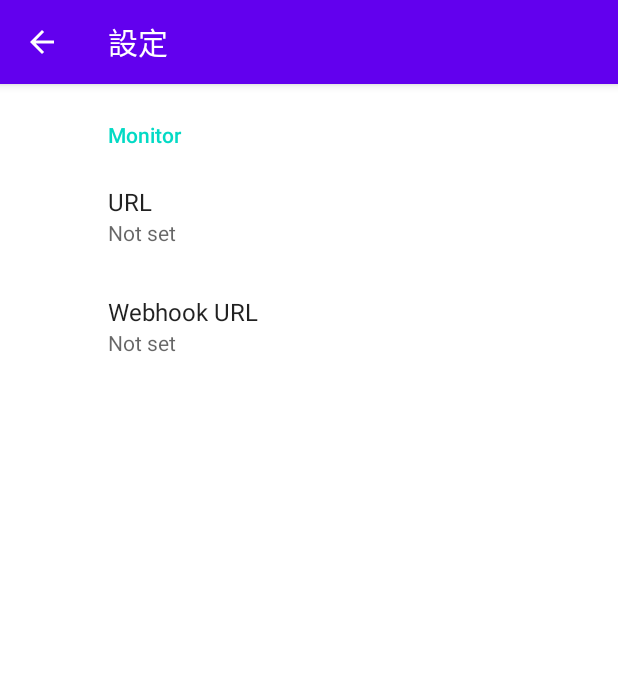
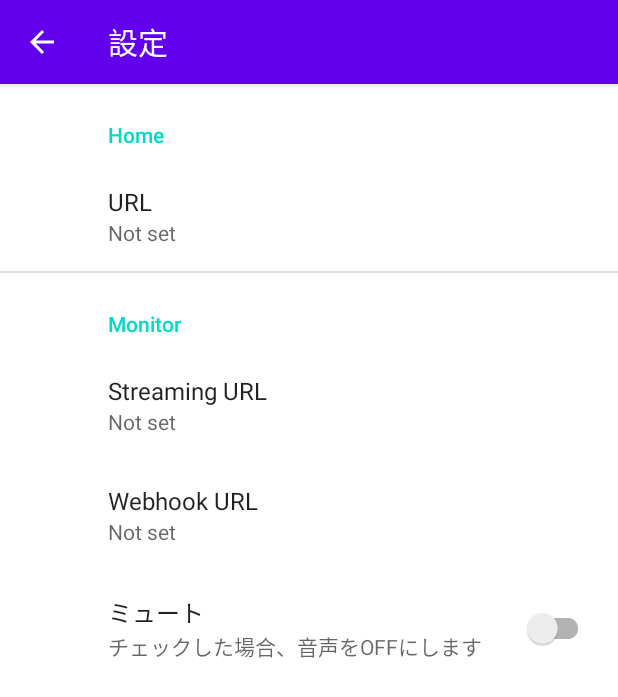
Before and after one commit to hosshy84/baby-monitor, an Android app: the screen it shows after launch (SettingsActivity), after a tap on "設定", on a phone screen of 412 x 824 dp. Shown: the top 697 px of the screen. Run offline under Robolectric (Android 15) with nearby library versions, the phone set to English and light mode, and no system bars; our stand-ins replace androidx.preference, navigation-ui; libraries missing offline, so code that uses them is left out: com.github.niqdev.mjpeg; 2 statements that could not run were skipped.

Commit message:
ミュート機能を設定に移行

```diff
--- a/app/src/main/res/values/strings.xml
+++ b/app/src/main/res/values/strings.xml
@@ -17,7 +17,12 @@
 
     <!-- Messages Preferences -->
     <string name="url">URL</string>
-    <string name="webhook_url">Webhook URL</string>
+    <string name="streaming_url_key">streaming_url</string>
+    <string name="streaming_url_name">Streaming URL</string>
+    <string name="webhook_url_key">webhook_url</string>
+    <string name="webhook_url_name">Webhook URL</string>
+    <string name="isMute_key">is_mute</string>
+    <string name="isMute_name">ミュート</string>
 
     <!-- Sync Preferences -->
     <string name="sync_title">Sync email periodically</string>
--- a/app/src/main/res/xml/root_preferences.xml
+++ b/app/src/main/res/xml/root_preferences.xml
@@ -1,15 +1,28 @@
 <PreferenceScreen xmlns:app="http://schemas.android.com/apk/res-auto">
 
-    <PreferenceCategory app:title="@string/menu_monitor">
+    <PreferenceCategory app:title="@string/menu_home">
 
         <EditTextPreference
             app:key="url"
             app:title="@string/url"
             app:useSimpleSummaryProvider="true" />
 
+    </PreferenceCategory>
+
+    <PreferenceCategory app:title="@string/menu_monitor">
+
         <EditTextPreference
-            app:key="webhook_url"
-            app:title="@string/webhook_url"
+            app:key="@string/streaming_url_key"
+            app:title="@string/streaming_url_name"
+            app:useSimpleSummaryProvider="true" />
+        <EditTextPreference
+            app:key="@string/webhook_url_key"
+            app:title="@string/webhook_url_name"
+            app:useSimpleSummaryProvider="true" />
+        <SwitchPreferenceCompat
+            app:key="@string/isMute_key"
+            app:title="@string/isMute_name"
+            app:summary="チェックした場合、音声をOFFにします"
             app:useSimpleSummaryProvider="true" />
 
     </PreferenceCategory>
```
Also changed, not shown: app/src/main/java/com/example/babymonitor/ui/monitor/MonitorFragment.kt (+22 -32 lines).
